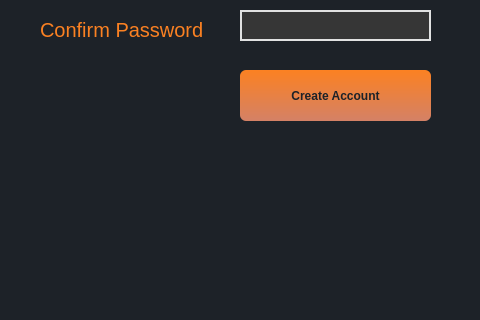
This is UI-Design/combined/createaccount.ui in PaulFSherwood/Project-assignment as Qt 5 draws it before an edit; both pictures show x 0 to 480 and y 300 to 620 of the 480 by 620 pixel window. The edited form follows.
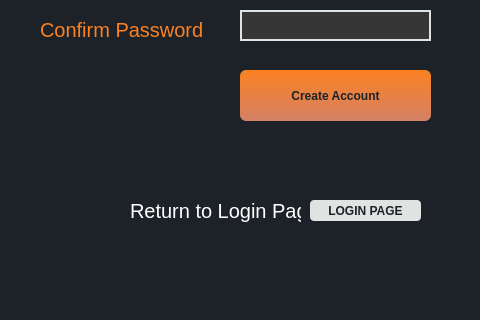
This is the edited form.

```diff
--- a/UI-Design/combined/createaccount.ui
+++ b/UI-Design/combined/createaccount.ui
@@ -54,7 +54,7 @@
 }
 
 
- QPushButton#GetAccountPushButton {
+ QPushButton#ReturnLoginButton {
     background: #E1E2E2;
     border-radius: 4px;
   	border: none;
@@ -67,7 +67,7 @@
 	outline: 0;
     background: qlineargradient(x1: 0, y1: 0, x2: 0, y2: 1, stop: 0 #6B728E, stop: 1 #404258);
 }
-QLabel#GetAccountLabel {
+QLabel#ReturnLoginLabel {
 	font: 10pt &quot;Sans Serif&quot;;
 	color: #fff;
 }
@@ -199,6 +199,35 @@
     </rect>
    </property>
   </widget>
+  <widget class="QLabel" name="ReturnLoginLabel">
+   <property name="geometry">
+    <rect>
+     <x>130</x>
+     <y>490</y>
+     <width>171</width>
+     <height>41</height>
+    </rect>
+   </property>
+   <property name="text">
+    <string>Return to Login Page</string>
+   </property>
+  </widget>
+  <widget class="QPushButton" name="ReturnLoginButton">
+   <property name="geometry">
+    <rect>
+     <x>310</x>
+     <y>500</y>
+     <width>111</width>
+     <height>21</height>
+    </rect>
+   </property>
+   <property name="styleSheet">
+    <string notr="true"/>
+   </property>
+   <property name="text">
+    <string>LOGIN PAGE</string>
+   </property>
+  </widget>
  </widget>
  <resources/>
  <connections/>
```
Left out of the diff: 4 changed lines with no effect on the pictures.
